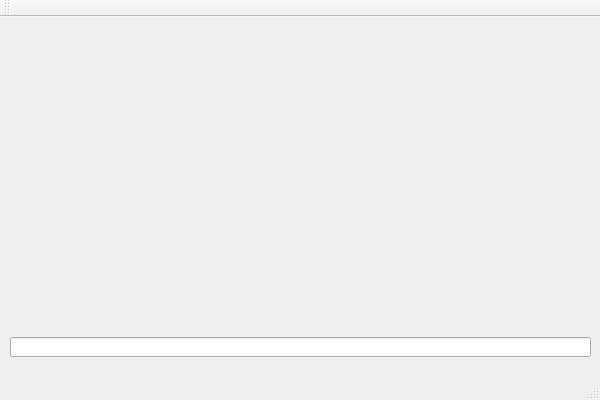
This is You-GUI/youmaingui.ui in cs2103aug2014-w10-1c/main as Qt 5 draws it before an edit. The edited form follows.
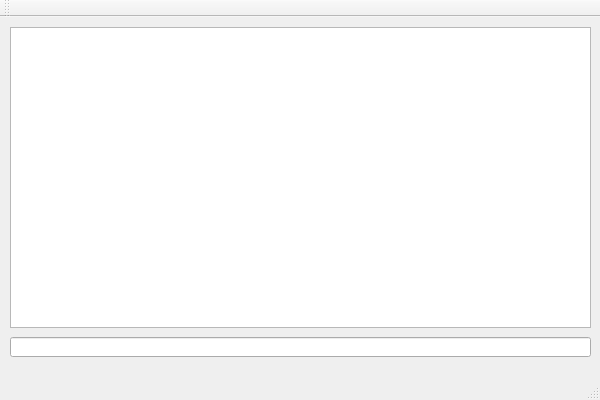
This is the edited form.

Commit message: Updated GUI with a text input box and a tree panel

Patch:
```diff
--- a/You-GUI/youmaingui.ui
+++ b/You-GUI/youmaingui.ui
@@ -24,6 +24,16 @@
      </rect>
     </property>
    </widget>
+   <widget class="QTreeView" name="treeView">
+    <property name="geometry">
+     <rect>
+      <x>10</x>
+      <y>10</y>
+      <width>581</width>
+      <height>301</height>
+     </rect>
+    </property>
+   </widget>
   </widget>
   <widget class="QMenuBar" name="menuBar">
    <property name="geometry">
```
